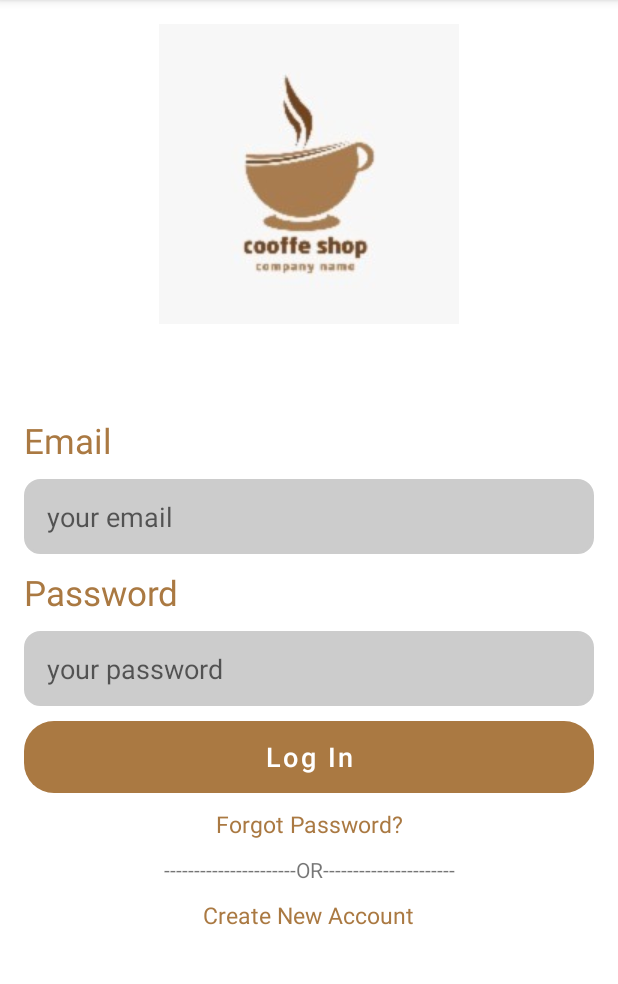
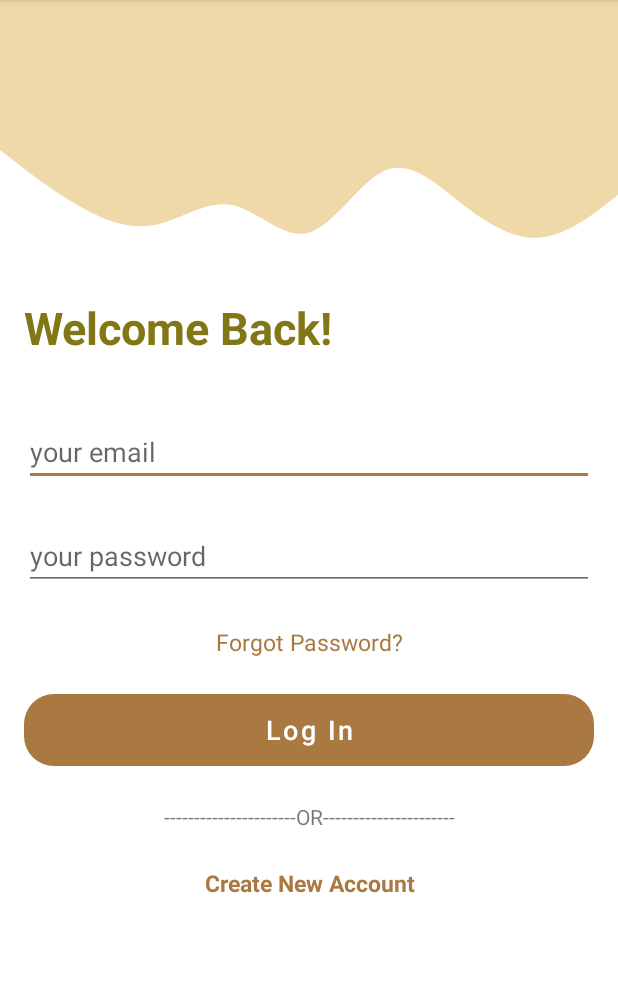
Before and after one commit to Ibrahim-Adel-20190008/CoffeeApp, an Android app: the screen it shows after launch (MainActivity), on a phone screen of 412 x 824 dp, the part 84-1068 px from its top. Run offline under Robolectric (Android 15) with nearby library versions, the phone set to English and light mode, and no system bars.

Commit message:
refactoring register and login page ui

```diff
--- /dev/null
+++ b/app/src/main/res/drawable/wave.xml
@@ -0,0 +1,9 @@
+<vector xmlns:android="http://schemas.android.com/apk/res/android"
+    android:width="1440dp"
+    android:height="320dp"
+    android:viewportWidth="1440"
+    android:viewportHeight="320">
+  <path
+      android:pathData="M0,32L30,53.3C60,75 120,117 180,149.3C240,181 300,203 360,192C420,181 480,139 540,149.3C600,160 660,224 720,208C780,192 840,96 900,74.7C960,53 1020,107 1080,149.3C1140,192 1200,224 1260,218.7C1320,213 1380,171 1410,149.3L1440,128L1440,0L1410,0C1380,0 1320,0 1260,0C1200,0 1140,0 1080,0C1020,0 960,0 900,0C840,0 780,0 720,0C660,0 600,0 540,0C480,0 420,0 360,0C300,0 240,0 180,0C120,0 60,0 30,0L0,0Z"
+      android:fillColor="#f0d9a8"/>
+</vector>
--- a/app/src/main/res/layout/activity_main.xml
+++ b/app/src/main/res/layout/activity_main.xml
@@ -4,122 +4,136 @@
     xmlns:tools="http://schemas.android.com/tools"
     android:layout_width="match_parent"
     android:layout_height="match_parent"
-    android:padding="16dp"
-    android:orientation="vertical">
+    >
 
-    <ImageView
-        android:id="@+id/coffeeIcon"
-        android:layout_width="200dp"
-        android:layout_height="200dp"
-        android:layout_gravity="center"
-        app:srcCompat="@drawable/coffee_icon"
-        android:layout_marginBottom="50dp"
-        app:layout_constraintTop_toTopOf="parent"
-        app:layout_constraintLeft_toLeftOf="parent"
-        app:layout_constraintRight_toRightOf="parent"/>
 
-    <LinearLayout
-        android:layout_width="match_parent"
-        android:layout_height="wrap_content"
-        android:orientation="vertical"
-        app:layout_constraintBottom_toBottomOf="parent"
-        app:layout_constraintLeft_toLeftOf="parent"
-        app:layout_constraintRight_toRightOf="parent"
-        app:layout_constraintTop_toBottomOf="@+id/coffeeIcon"
-        app:layout_constraintVertical_bias="0.197"
-        tools:ignore="ExtraText">
+    <View
+        android:id="@+id/Topview"
+        android:layout_width="0dp"
+        android:layout_height="90dp"
+        android:background="@color/light_cafe"
+        app:layout_constraintEnd_toEndOf="parent"
+        app:layout_constraintStart_toStartOf="parent"
+        app:layout_constraintTop_toTopOf="parent" />
+
+
+    <View
+        android:id="@+id/Waveview"
+        android:layout_width="0dp"
+        android:layout_height="100dp"
+        android:background="@drawable/wave"
+        app:layout_constraintEnd_toEndOf="parent"
+        app:layout_constraintStart_toStartOf="parent"
+        app:layout_constraintTop_toBottomOf="@+id/Topview" />
+
 
     <TextView
-            android:id="@+id/tv_email"
-            android:layout_width="wrap_content"
+        android:id="@+id/tv_welcome"
+        android:layout_width="0dp"
         android:layout_height="wrap_content"
-            android:layout_marginTop="30dp"
-            android:text="@string/email"
-            android:textColor="@color/brown"
-            android:textSize="23sp"
-            app:layout_constraintLeft_toLeftOf="parent"
-            app:layout_constraintTop_toBottomOf="@+id/coffeeIcon" />
+        android:layout_marginTop="8dp"
+        android:layout_marginStart="16dp"
+        android:layout_marginEnd="16dp"
+        android:text="Welcome Back!"
+        android:textColor="#827717"
+        android:textSize="30sp"
+        android:textStyle="bold"
+        app:layout_constraintEnd_toEndOf="parent"
+        app:layout_constraintHorizontal_bias="0.0"
+        app:layout_constraintStart_toStartOf="parent"
+        app:layout_constraintTop_toBottomOf="@id/Waveview" />
 
     <EditText
         android:id="@+id/et_email"
-            android:layout_width="match_parent"
-            android:layout_height="50dp"
-            android:layout_marginTop="10dp"
-            android:background="@drawable/oval_corner"
+        android:layout_width="0dp"
+        android:layout_height="wrap_content"
+        android:layout_marginStart="16dp"
+        android:layout_marginTop="40dp"
+        android:layout_marginEnd="16dp"
         android:hint="@string/email_hint"
         android:inputType="textEmailAddress"
-            android:paddingLeft="15dp"
-            tools:ignore="SpeakableTextPresentCheck" />
-
-        <TextView
-            android:id="@+id/tv_password"
-            android:layout_width="wrap_content"
-            android:layout_height="wrap_content"
-            android:layout_marginTop="10dp"
-            android:text="@string/password"
-            android:textColor="@color/brown"
-            android:textSize="23sp"
-            app:layout_constraintLeft_toLeftOf="parent"
-            app:layout_constraintTop_toBottomOf="@+id/et_email" />
+        app:layout_constraintEnd_toEndOf="parent"
+        app:layout_constraintHorizontal_bias="0.0"
+        app:layout_constraintStart_toStartOf="parent"
+        app:layout_constraintTop_toBottomOf="@+id/tv_welcome" />
 
     <EditText
         android:id="@+id/et_password"
-            android:layout_width="match_parent"
-            android:layout_height="50dp"
-            android:layout_marginTop="10dp"
-            android:background="@drawable/oval_corner"
+        android:layout_width="0dp"
+        android:layout_height="wrap_content"
+        android:layout_marginStart="16dp"
+        android:layout_marginTop="24dp"
+        android:layout_marginEnd="16dp"
         android:hint="@string/hint_password"
         android:inputType="textPassword"
-            android:paddingLeft="15dp"
-            app:layout_constraintLeft_toLeftOf="parent"
-            app:layout_constraintTop_toBottomOf="@+id/tv_password"
-            tools:ignore="SpeakableTextPresentCheck" />
+        app:layout_constraintEnd_toEndOf="parent"
+        app:layout_constraintStart_toStartOf="parent"
+        app:layout_constraintTop_toBottomOf="@+id/et_email" />
 
     <Button
         android:id="@+id/btn_login"
-            android:layout_width="match_parent"
+        android:layout_width="0dp"
         android:layout_height="wrap_content"
-            android:layout_marginTop="10dp"
+        android:layout_marginStart="16dp"
+        android:layout_marginTop="24dp"
+        android:layout_marginEnd="16dp"
+        android:background="@drawable/roundstyle"
         android:backgroundTint="@color/brown"
         android:text="@string/login"
-            android:background="@drawable/roundstyle"
         android:textAllCaps="false"
+        android:textColor="@color/white"
         android:textSize="18sp"
-            android:textColor="@color/white"
-            app:layout_constraintLeft_toLeftOf="parent"
+        app:layout_constraintEnd_toEndOf="parent"
+        app:layout_constraintHorizontal_bias="0.0"
+        app:layout_constraintStart_toStartOf="parent"
+        app:layout_constraintTop_toBottomOf="@+id/qs" />
+
+    <TextView
+        android:id="@+id/qs"
+        android:layout_width="0dp"
+        android:layout_height="wrap_content"
+        android:layout_marginStart="16dp"
+        android:layout_marginTop="24dp"
+        android:layout_marginEnd="16dp"
+        android:baselineAligned="false"
+        android:gravity="center"
+        android:text="@string/qs"
+        android:textColor="@color/brown"
+        android:textSize="15sp"
+        app:layout_constraintEnd_toEndOf="parent"
+        app:layout_constraintStart_toStartOf="parent"
         app:layout_constraintTop_toBottomOf="@+id/et_password" />
 
     <TextView
-            android:id="@+id/qs"
+        android:id="@+id/tv_or"
         android:layout_width="match_parent"
         android:layout_height="wrap_content"
+        android:layout_marginStart="16dp"
+        android:layout_marginTop="24dp"
+        android:layout_marginEnd="16dp"
         android:gravity="center"
-            android:layout_marginTop="10dp"
-            android:baselineAligned="false"
-            android:text="@string/qs"
-            android:textColor="@color/brown"
-            android:textSize="15sp"/>
-
-        <TextView
-            android:layout_width="match_parent"
-            android:layout_height="wrap_content"
         android:text="@string/or"
-            android:layout_marginTop="10dp"
-            android:gravity="center"
-            />
+        app:layout_constraintEnd_toEndOf="parent"
+        app:layout_constraintHorizontal_bias="0.0"
+        app:layout_constraintStart_toStartOf="parent"
+        app:layout_constraintTop_toBottomOf="@+id/btn_login" />
 
     <TextView
         android:id="@+id/register"
-            android:layout_width="wrap_content"
+        android:layout_width="0dp"
+        android:textAlignment="center"
         android:layout_height="wrap_content"
         android:layout_gravity="center"
-            android:layout_marginTop="10dp"
+        android:layout_marginStart="16dp"
+        android:layout_marginTop="24dp"
+        android:layout_marginEnd="16dp"
         android:baselineAligned="false"
+        android:textStyle="bold"
         android:text="@string/register"
         android:textColor="@color/brown"
         android:textSize="15sp"
+        app:layout_constraintEnd_toEndOf="parent"
+        app:layout_constraintStart_toStartOf="parent"
+        app:layout_constraintTop_toBottomOf="@+id/tv_or"
         tools:ignore="TextContrastCheck" />
-        />
-
-    </LinearLayout>
 </androidx.constraintlayout.widget.ConstraintLayout>
```
Also changed, not shown: app/src/main/res/layout/activity_register.xml (+54 -64 lines). Lines whose indentation alone changed are shown as unchanged.
